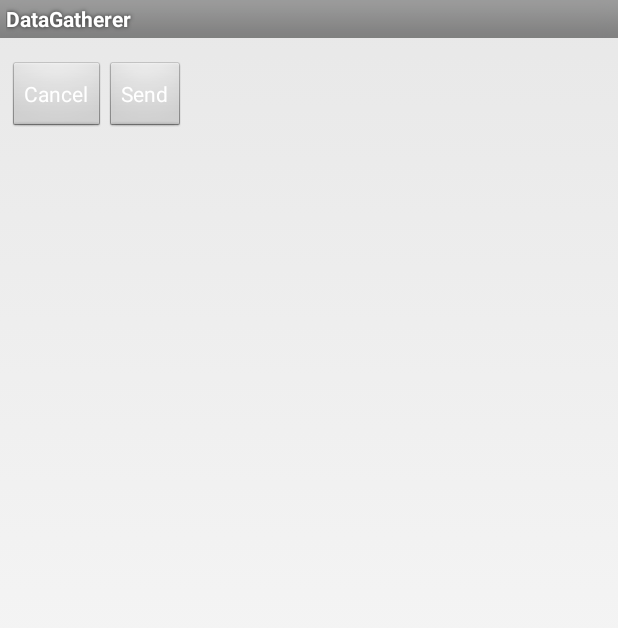
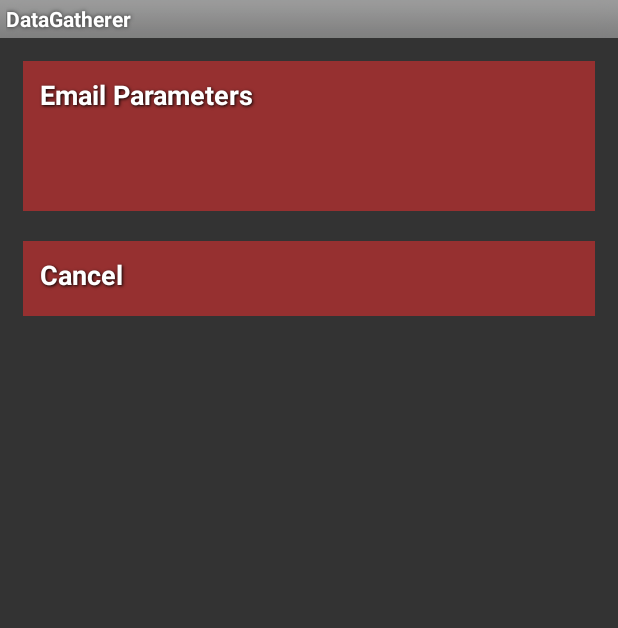
Before and after one commit to mesargent/dataGatherer, an Android app: the layout send.xml on its own in the app's theme, with its tools: preview values and no code run, on a phone screen of 412 x 824 dp. Shown: the top 628 px of the screen. Run offline under Robolectric (Android 15) with nearby library versions, the phone set to English and light mode, and no system bars.

```diff
--- a/app/src/main/AndroidManifest.xml
+++ b/app/src/main/AndroidManifest.xml
@@ -59,7 +59,7 @@
             android:name="com.detroitteatime.datagatherer.SendDialog"
             android:label="@string/title_activity_main"
             android:screenOrientation="portrait"
-            android:theme="@style/Theme.AppCompat.Light"
+            android:theme="@android:style/Theme.Dialog"
             >
 
         </activity>
--- a/app/src/main/res/layout/send.xml
+++ b/app/src/main/res/layout/send.xml
@@ -1,30 +1,32 @@
 <?xml version="1.0" encoding="utf-8"?>
-<RelativeLayout xmlns:android="http://schemas.android.com/apk/res/android"
-    android:layout_width="wrap_content"
-    android:layout_height="wrap_content"
+<LinearLayout xmlns:android="http://schemas.android.com/apk/res/android"
+    android:layout_width="match_parent"
+    android:layout_height="match_parent"
+    android:orientation="vertical"
+    android:padding="5dp"
+    android:background="@color/custom_background">
 
-    android:padding="5dp">
-
-
+    <Button
+        android:id="@+id/send"
+        android:layout_width="match_parent"
+        android:layout_height="wrap_content"
+        android:text="Email Parameters"
+        android:textColor="@color/white"
+        android:layout_marginTop="10dp"
+        style="@style/main_button"
+        android:background="@drawable/button_shape_toggle"/>
 
     <Button
         android:id="@+id/cancel"
-        android:layout_width="wrap_content"
-        android:layout_height="wrap_content"
+        android:layout_width="match_parent"
+        android:layout_height="50dp"
         android:text="Cancel"
+        android:textColor="@color/white"
+        android:layout_marginTop="10dp"
+        style="@style/main_button"
 
-        android:textColor="@color/white"
-        android:layout_marginTop="10dp" />
+        android:background="@drawable/button_shape_toggle"/>
 
-    <Button
-        android:id="@+id/send"
-        android:layout_width="wrap_content"
-        android:layout_height="wrap_content"
-        android:layout_toRightOf="@id/cancel"
-        android:layout_alignParentTop="true"
-        android:text="Send"
-        android:textColor="@color/white"
-        android:layout_marginTop="10dp" />
 
     <ProgressBar
         android:id="@+id/progressBar"
@@ -34,4 +36,4 @@
         android:layout_centerHorizontal="true"
         android:layout_centerVertical="true"
         android:visibility="gone" />
-</RelativeLayout>
+</LinearLayout>
--- /dev/null
+++ b/app/src/main/res/layout/webresult.xml
@@ -0,0 +1,6 @@
+<?xml version="1.0" encoding="utf-8"?>
+<WebView  xmlns:android="http://schemas.android.com/apk/res/android"
+    android:id="@+id/result_view"
+    android:layout_width="fill_parent"
+    android:layout_height="fill_parent"
+    />
--- a/app/src/main/res/values/strings.xml
+++ b/app/src/main/res/values/strings.xml
@@ -11,7 +11,7 @@
     <string name="gatheringPrompt">Gathering</string>
     <string name="save_csv">Save CSV</string>
     <string name="delete_csv">Delete CSV</string>
-    <string name="clear_db">Clear Database</string>
+    <string name="clear_db">Clear Data</string>
     <string name="category">Category</string>
     <string name="enter">Enter</string>
     <string name="log_reg">Logistic Regression</string>
--- /dev/null
+++ b/classifierapi/src/main/res/values/strings.xml
@@ -0,0 +1,3 @@
+<resources>
+    <string name="app_name">ClassifierApi</string>
+</resources>
```
Also changed, not shown: app/src/main/java/com/detroitteatime/datagatherer/LogisticPredictor.java (+0 -18 lines), app/src/main/java/com/detroitteatime/datagatherer/MainActivity.java (+49 -65 lines), app/src/main/java/com/detroitteatime/datagatherer/Predictor.java (+0 -13 lines), app/src/main/java/com/detroitteatime/datagatherer/ResultsView.java (+9 -4 lines), app/src/main/java/com/detroitteatime/datagatherer/SendDialog.java (+1 -13 lines), app/src/main/java/com/detroitteatime/datagatherer/SensorService.java (+23 -28 lines), app/src/main/res/layout/activity_main.xml (+0 -17 lines), classifierapi/build.gradle (added, +25 -0 lines), classifierapi/src/main/AndroidManifest.xml (added, +9 -0 lines), 6 other files.
